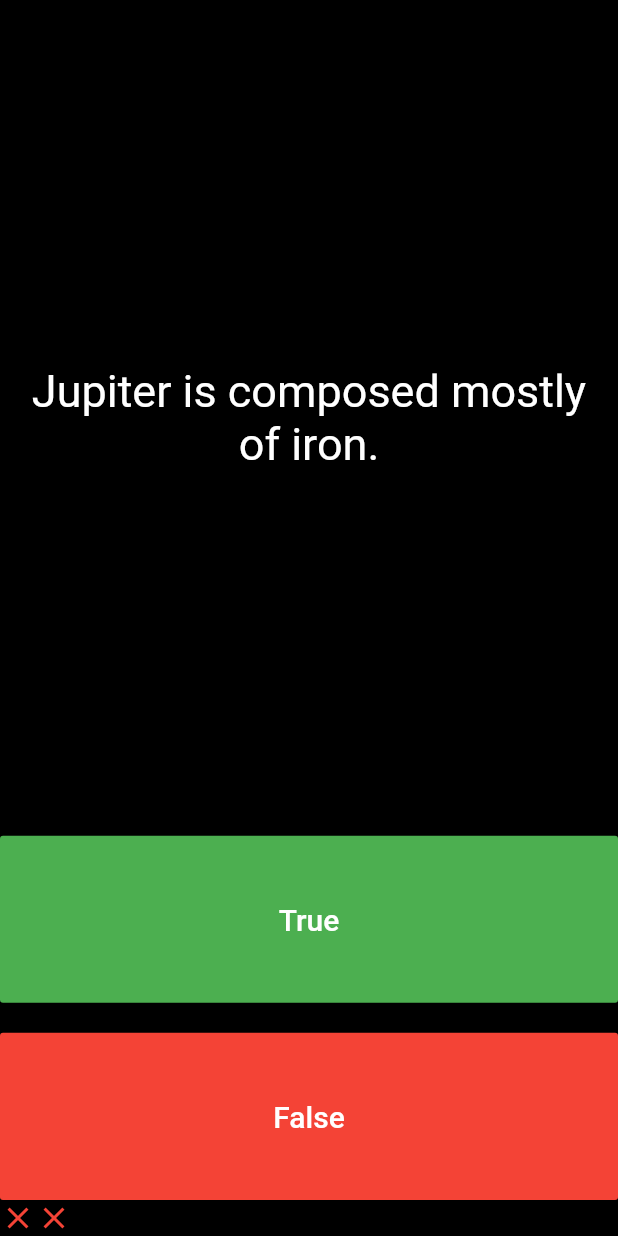
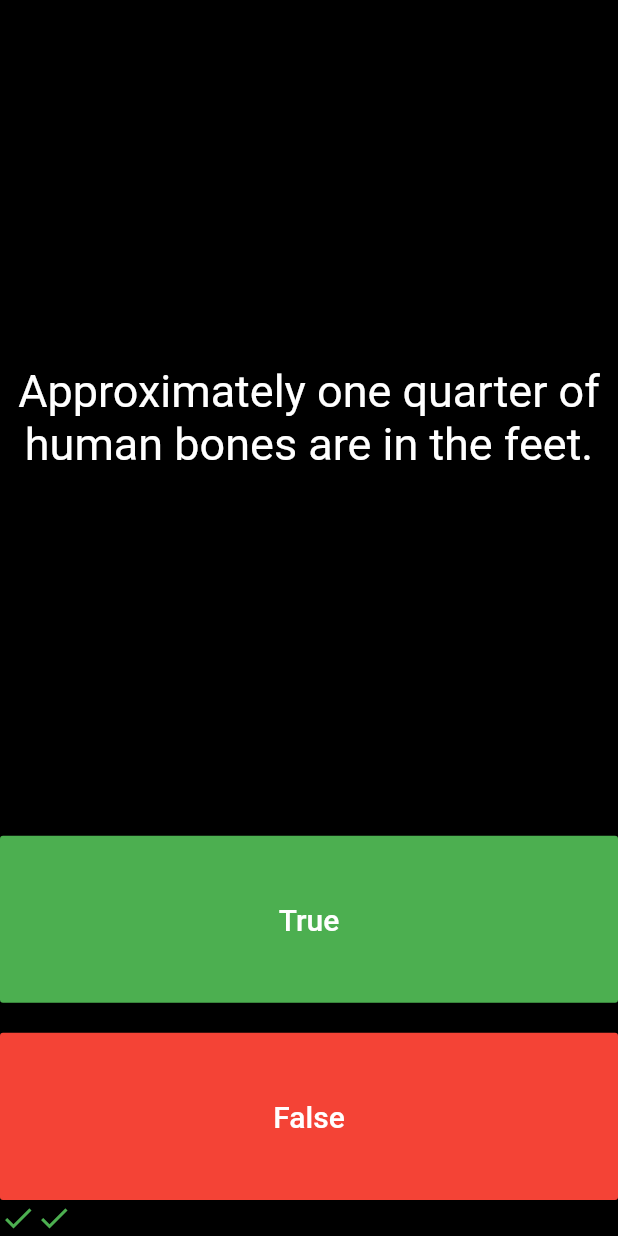
Before and after one commit to ivivanov18/flutter-quizz-app, a Flutter app: the screen it shows after launch, after a tap on "True", after a tap on "False", on a phone screen of 412 x 824 dp. Run offline on Flutter 3.47's test engine with Material 2 defaults, Android fonts, the phone set to English and light mode, and no system bars.

Commit message:
- add QuizzBrain class - refactor main to use QuizzBrain class

```diff
--- a/lib/main.dart
+++ b/lib/main.dart
@@ -1,5 +1,7 @@
 import 'package:flutter/material.dart';
-import 'question.dart';
+import 'quizz_brain.dart';
+
+QuizzBrain quizzBrain = QuizzBrain();
 
 void main() => runApp(QuizzApp());
 
@@ -18,19 +20,11 @@ class QuizzPage extends StatefulWidget {
 class _QuizzPageState extends State<QuizzPage> {
 
   List<Icon> scoreKeeper = [];
-  List<Question> questionBank = [
-    Question(question: 'The Earth is the fourth planet from the sun.', answer: false),
-    Question(question: 'The planet Venus has no moons.', answer: true),
-    Question(question: 'Jupiter is composed mostly of iron.', answer: false),
-    Question(question: 'The sun is a star of average size.', answer: true),
-    Question(question: 'A lunar eclipse occurs when the sun passes.', answer: false)
-  ];
-
   int currentQuestionNumber = 0;
 
   void changeToNextQuestion(){
     setState(() {
-      if(currentQuestionNumber < questionBank.length - 1) {
+      if(currentQuestionNumber < quizzBrain.questionBank.length - 1) {
         currentQuestionNumber++;
       }
       else{
@@ -40,12 +34,8 @@ class _QuizzPageState extends State<QuizzPage> {
     });
   }
 
-  String getTextToDisplay(){
-    if()
-  }
-
   bool checkIsRightAnswerToCurrentQuestion(bool providedAnswer) =>
-      questionBank[currentQuestionNumber].questionAnswer == providedAnswer ? true : false;
+      quizzBrain.questionBank[currentQuestionNumber].questionAnswer == providedAnswer ? true : false;
 
   void onPressAnswer(bool givenAnswer){
     bool isRightAnswerProvided = checkIsRightAnswerToCurrentQuestion(givenAnswer);
@@ -72,7 +62,7 @@ class _QuizzPageState extends State<QuizzPage> {
                 padding: const EdgeInsets.all(10.0),
                 child: Center(
                   child: Text(
-                    questionBank[currentQuestionNumber].questionText,
+                    quizzBrain.questionBank[currentQuestionNumber].questionText,
                     textAlign: TextAlign.center,
                     style: TextStyle(color: Colors.white, fontSize: 30.0),
                   ),
--- a/lib/question.dart
+++ b/lib/question.dart
@@ -2,7 +2,7 @@ class Question{
   String questionText;
   bool questionAnswer;
 
-  Question({question: String, answer: bool}){
+  Question(String question, bool answer){
     questionText = question;
     questionAnswer = answer;
   }
--- /dev/null
+++ b/lib/quizz_brain.dart
@@ -0,0 +1,36 @@
+import 'question.dart';
+
+class QuizzBrain{
+  List<Question> questionBank = [
+    Question('Some cats are actually allergic to humans', true),
+    Question('You can lead a cow down stairs but not up stairs.', false),
+    Question('Approximately one quarter of human bones are in the feet.', true),
+    Question('A slug\'s blood is green.', true),
+    Question('Buzz Aldrin\'s mother\'s maiden name was \"Moon\".', true),
+    Question('It is illegal to pee in the Ocean in Portugal.', true),
+    Question(
+        'No piece of square dry paper can be folded in half more than 7 times.',
+        false),
+    Question(
+        'In London, UK, if you happen to die in the House of Parliament, you are technically entitled to a state funeral, because the building is considered too sacred a place.',
+        true),
+    Question(
+        'The loudest sound produced by any animal is 188 decibels. That animal is the African Elephant.',
+        false),
+    Question(
+        'The total surface area of two human lungs is approximately 70 square metres.',
+        true),
+    Question('Google was originally called \"Backrub\".', true),
+    Question(
+        'Chocolate affects a dog\'s heart and nervous system; a few ounces are enough to kill a small dog.',
+        true),
+    Question(
+        'In West Virginia, USA, if you accidentally hit an animal with your car, you are free to take it home to eat.',
+        true),
+    Question('The Earth is the fourth planet from the sun.', false),
+    Question('The planet Venus has no moons.', true),
+    Question('Jupiter is composed mostly of iron.', false),
+    Question('The sun is a star of average size.', true),
+    Question('A lunar eclipse occurs when the sun passes.',  false)
+  ];
+}
```
